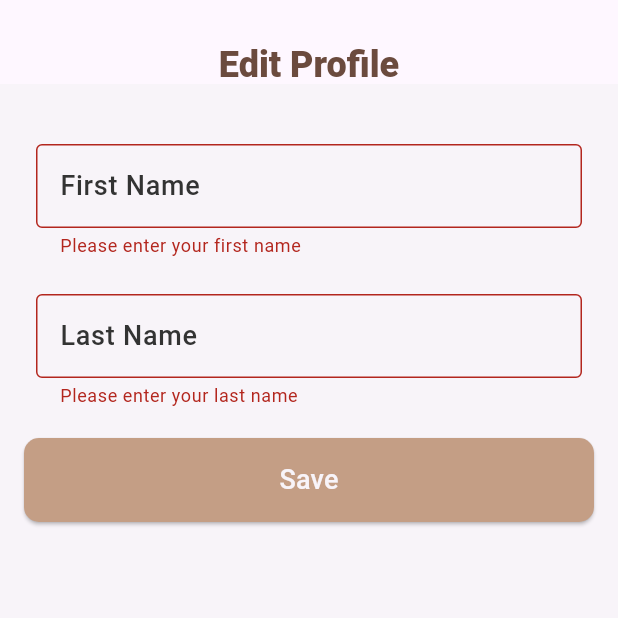
After one commit to mohammadIbrahim97/mohammadIbrahim97-MobileSystemsProjekt-In-Flutter, a Flutter app: the EditProfileView screen opened by its route, after a tap on "Save", on a phone screen of 412 x 824 dp, the top half of it. The commit adds this screen. Run offline on Flutter 3.47's test engine with Material 3 defaults, Android fonts, the phone set to English and light mode, and no system bars; our stand-ins replace cloud_firestore, firebase_auth, firebase_core, flutter_bloc, flutter_svg, fluttertoast and 5 more; accounts and stored records are empty; Roboto replaces fonts that are missing (Poppins).

Commit message:
edit profile done

```diff
--- a/flutter_application_1/lib/core/routes/app_router.dart
+++ b/flutter_application_1/lib/core/routes/app_router.dart
@@ -8,6 +8,9 @@ import 'package:flutter_application_1/features/auth/presentation/views/sign_in_v
 import 'package:flutter_application_1/features/auth/presentation/views/sign_up_view.dart';
 import 'package:flutter_bloc/flutter_bloc.dart';
 import 'package:go_router/go_router.dart';
+
+import '../../features/profile/presentation/views/edit_profile.dart';
+import '../../features/profile/presentation/views/profile_view.dart';
 
 
 
@@ -45,6 +48,14 @@ final GoRouter router = GoRouter(routes:[
       path: "/home",
       builder: (context, state) => const HomeView(),
       ),
+    GoRoute(
+      path: "/editProfile",
+      builder: (context, state) => const EditProfileView(),
+    ),
+    GoRoute(
+      path: "/profile",
+      builder: (context, state) => const ProfileView(),
+    )
   ],
 
 );
--- /dev/null
+++ b/flutter_application_1/lib/features/profile/presentation/views/edit_profile.dart
@@ -0,0 +1,126 @@
+import 'package:flutter/material.dart';
+import 'package:cloud_firestore/cloud_firestore.dart';
+import 'package:firebase_auth/firebase_auth.dart';
+import '../../../../core/functions/navigation.dart';
+import '../../../../core/utils/app_text_styles.dart';
+import '../../../../core/widgets/custom_button.dart';
+import 'package:flutter_application_1/core/utils/app_colors.dart';
+
+class EditProfileView extends StatefulWidget {
+  const EditProfileView({super.key});
+
+  @override
+  _EditProfileViewState createState() => _EditProfileViewState();
+}
+
+class _EditProfileViewState extends State<EditProfileView> {
+  final _formKey = GlobalKey<FormState>();
+  final TextEditingController _firstNameController = TextEditingController();
+  final TextEditingController _lastNameController = TextEditingController();
+
+  @override
+  void initState() {
+    super.initState();
+    _loadUserData();
+  }
+
+  Future<void> _loadUserData() async {
+    User? user = FirebaseAuth.instance.currentUser;
+    if (user != null) {
+      DocumentSnapshot userDoc = await FirebaseFirestore.instance.collection('users').doc(user.uid).get();
+      if (userDoc.exists) {
+        setState(() {
+          _firstNameController.text = userDoc['firstName'];
+          _lastNameController.text = userDoc['lastName'];
+        });
+      }
+    }
+  }
+
+  Future<void> _saveUserData() async {
+    if (_formKey.currentState!.validate()) {
+      User? user = FirebaseAuth.instance.currentUser;
+      if (user != null) {
+        await FirebaseFirestore.instance.collection('users').doc(user.uid).update({
+          'firstName': _firstNameController.text,
+          'lastName': _lastNameController.text,
+        });
+        customNavigate(context, "/profile");
+      }
+    }
+  }
+
+  @override
+  Widget build(BuildContext context) {
+    return Scaffold(
+      appBar: AppBar(
+        title: Padding(
+          padding: const EdgeInsets.only(top: 30.0), // Add padding to the top
+          child: Text('Edit Profile', style: CustomTextStyles.poppins400style24),
+        ),
+        centerTitle: true,
+        automaticallyImplyLeading: false, // Remove the back arrow icon button
+      ),
+      body: Padding(
+        padding: const EdgeInsets.all(16.0),
+        child: Form(
+          key: _formKey,
+          child: Column(
+            children: [
+              Padding(
+                padding: const EdgeInsets.only(right: 8.0, left: 8.0, top: 24.0),
+                child: TextFormField(
+                  controller: _firstNameController,
+                  decoration: InputDecoration(
+                    labelText: 'First Name',
+                    labelStyle: CustomTextStyles.poppins500style18,
+                    border: getBorderStyle(),
+                    enabledBorder: getBorderStyle(),
+                    focusedBorder: getBorderStyle(),
+                  ),
+                  validator: (value) {
+                    if (value == null || value.isEmpty) {
+                      return 'Please enter your first name';
+                    }
+                    return null;
+                  },
+                ),
+              ),
+              Padding(
+                padding: const EdgeInsets.only(right: 8.0, left: 8.0, top: 24.0),
+                child: TextFormField(
+                  controller: _lastNameController,
+                  decoration: InputDecoration(
+                    labelText: 'Last Name',
+                    labelStyle: CustomTextStyles.poppins500style18,
+                    border: getBorderStyle(),
+                    enabledBorder: getBorderStyle(),
+                    focusedBorder: getBorderStyle(),
+                  ),
+                  validator: (value) {
+                    if (value == null || value.isEmpty) {
+                      return 'Please enter your last name';
+                    }
+                    return null;
+                  },
+                ),
+              ),
+              const SizedBox(height: 20),
+              CustomBtn(
+                onPressed: _saveUserData,
+                text: 'Save',
+              ),
+            ],
+          ),
+        ),
+      ),
+    );
+  }
+
+  OutlineInputBorder getBorderStyle() {
+    return OutlineInputBorder(
+      borderRadius: BorderRadius.circular(4),
+      borderSide: BorderSide(color: AppColors.grey),
+    );
+  }
+}
--- a/flutter_application_1/lib/features/profile/presentation/views/profile_view.dart
+++ b/flutter_application_1/lib/features/profile/presentation/views/profile_view.dart
@@ -45,6 +45,7 @@ class ProfileView extends StatelessWidget {
             ),
           ),
           centerTitle: true,
+          automaticallyImplyLeading: false, // Remove the back arrow icon button
         ),
       ),
       body: FutureBuilder<Map<String, dynamic>?>(
@@ -105,7 +106,7 @@ class ProfileView extends StatelessWidget {
                     ),
                     trailing: const Icon(Icons.arrow_forward_ios),
                     onTap: () {
-                      // Handle edit profile tap
+                      customNavigate(context, "/editProfile");
                     },
                   ),
                   const SizedBox(height: 24),
```
